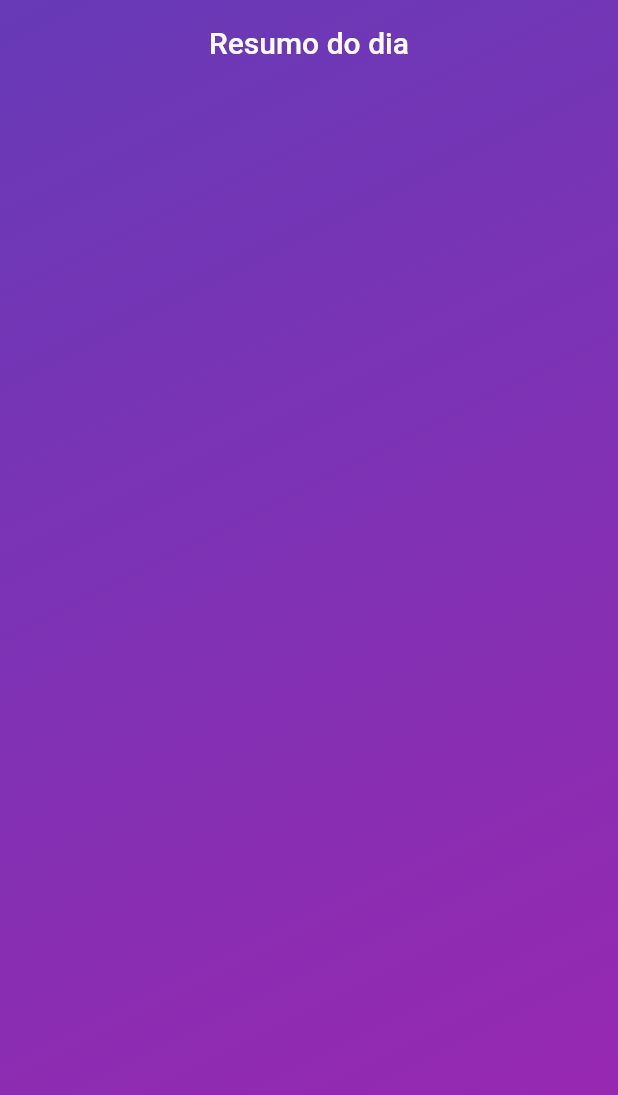
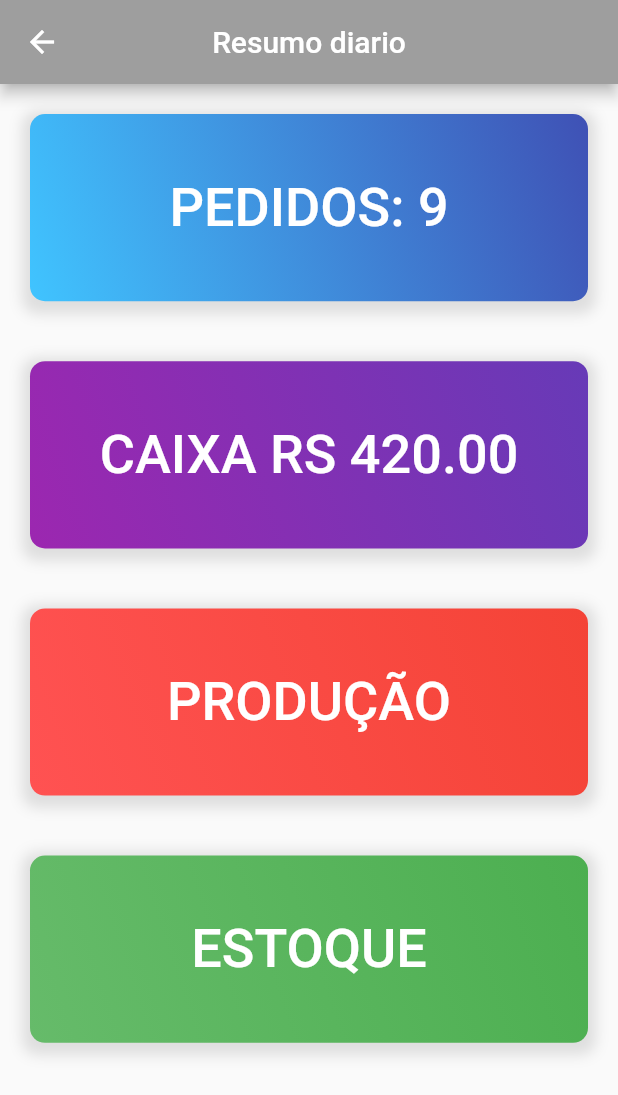
Before and after one commit to KvnBarrios/erp_barriosdelivery, a Flutter app: the HomeScreen screen opened directly, on a phone screen of 412 x 824 dp. Shown: the top 1095 px of the screen. Run offline on Flutter 3.47's test engine with Material 2 defaults, Android fonts, the phone set to English and light mode, and no system bars.

Commit message:
Layout feio

```diff
--- a/lib/screens/home_screen.dart
+++ b/lib/screens/home_screen.dart
@@ -3,38 +3,128 @@ import 'package:flutter/material.dart';
 class HomeScreen extends StatelessWidget {
   @override
   Widget build(BuildContext context) {
+    return Scaffold(
+      appBar: AppBar(
+    title: const Text('Resumo diario'),
+        backgroundColor: Colors.grey,
+        centerTitle: true,
+    ),
+    body: GridView.count(
+    // Create a grid with 2 columns. If you change the scrollDirection to
+    // horizontal, this produces 2 rows.
+    crossAxisCount: 1,
+    crossAxisSpacing: 0,
+    padding: EdgeInsets.only(bottom: 90),
+    childAspectRatio: 2.5,
 
-    Widget _buildBodyBack() => Container(
+    // Generate 100 widgets that display their index in the List.
+    children: <Widget>[
+      Container(
+        margin: EdgeInsets.only(top: 20, bottom: 20, left: 20, right: 20),
         decoration: BoxDecoration(
           gradient: LinearGradient(
-          colors:[
-            Colors.deepPurple,
-            Colors.purple
+              begin: Alignment.topRight,
+              end: Alignment.bottomLeft,
+              colors: [Colors.indigo, Colors.lightBlueAccent]),
+            shape: BoxShape.rectangle,
+            borderRadius: BorderRadius.only(
+                topLeft: Radius.circular(10.0),
+                topRight: Radius.circular(10.0),
+                bottomLeft: Radius.circular(10.0),
+                bottomRight: Radius.circular(10.0)
+            ),
+          boxShadow: [
+            BoxShadow(
+              color: Colors.grey.withOpacity(0.3),
+              spreadRadius: 5,
+              blurRadius: 7,
+              offset: Offset(0, 3), // changes position of shadow
+            ),
           ],
-          begin: Alignment.topLeft,
-          end: Alignment.bottomRight
-        )
         ),
-    );
-    return Stack(
-      children: <Widget>[
-        _buildBodyBack(),
-        CustomScrollView(
-          slivers: <Widget>[
-            SliverAppBar(
-              floating: true,
-              snap: true,
-              backgroundColor: Colors.transparent,
-              elevation: 0.0,
-              flexibleSpace: FlexibleSpaceBar(
-                title: Text("Resumo do dia"),
-                centerTitle: true,
+        child: SizedBox(child: FlatButton(child: Text("PEDIDOS: 9", style: TextStyle(fontSize: 36,color: Colors.white),), onPressed: () {
+        },)),
       ),
+      Container(
+        margin: EdgeInsets.only(top: 20, bottom: 20, left: 20, right: 20),
+        decoration: BoxDecoration(
+            gradient: LinearGradient(
+            begin: Alignment.topRight,
+            end: Alignment.bottomLeft,
+            colors: [Colors.deepPurple, Colors.purple]),
+            shape: BoxShape.rectangle,
+            borderRadius: BorderRadius.only(
+                topLeft: Radius.circular(10.0),
+                topRight: Radius.circular(10.0),
+                bottomLeft: Radius.circular(10.0),
+                bottomRight: Radius.circular(10.0)
+            ),
+          boxShadow: [
+            BoxShadow(
+              color: Colors.grey.withOpacity(0.3),
+              spreadRadius: 5,
+              blurRadius: 7,
+              offset: Offset(0, 3), // changes position of shadow
+            ),
+          ],
+        ),
+        child: SizedBox(child: FlatButton(child: Text("CAIXA RS 420.00", style: TextStyle(fontSize: 36,color: Colors.white),), onPressed: () {
+        },)),
+      ),
+      Container(
+        margin: EdgeInsets.only(top: 20, bottom: 20, left: 20, right: 20),
+        decoration: BoxDecoration(
+          gradient: LinearGradient(
+              begin: Alignment.topRight,
+              end: Alignment.bottomLeft,
+              colors: [Colors.red, Colors.redAccent]),
+            shape: BoxShape.rectangle,
+            borderRadius: BorderRadius.only(
+                topLeft: Radius.circular(10.0),
+                topRight: Radius.circular(10.0),
+                bottomLeft: Radius.circular(10.0),
+                bottomRight: Radius.circular(10.0)
+            ),
+          boxShadow: [
+            BoxShadow(
+              color: Colors.grey.withOpacity(0.3),
+              spreadRadius: 5,
+              blurRadius: 7,
+              offset: Offset(0, 3), // changes position of shadow
+            ),
+          ],
+        ),
+        child: SizedBox(child: FlatButton(child: Text("PRODUÇÃO", style: TextStyle(fontSize: 36,color: Colors.white),), onPressed: () {
+        },)),
+      ),
+      Container(
+        margin: EdgeInsets.only(top: 20, bottom: 20, left: 20, right: 20),
+        decoration: BoxDecoration(
+          gradient: LinearGradient(
+              begin: Alignment.topRight,
+              end: Alignment.bottomLeft,
+              colors: [Colors.green, Colors.green[400]]),
+            shape: BoxShape.rectangle,
+            borderRadius: BorderRadius.only(
+                topLeft: Radius.circular(10.0),
+                topRight: Radius.circular(10.0),
+                bottomLeft: Radius.circular(10.0),
+                bottomRight: Radius.circular(10.0)
+            ),
+          boxShadow: [
+            BoxShadow(
+              color: Colors.grey.withOpacity(0.3),
+              spreadRadius: 5,
+              blurRadius: 7,
+              offset: Offset(0, 3), // changes position of shadow
+            ),
+          ],
+        ),
+        child: SizedBox(child: FlatButton(child: Text("ESTOQUE", style: TextStyle(fontSize: 36,color: Colors.white),), onPressed: () {
+        },)),
       )
     ],
     )
-      ],
     );
-
  }
 }
```
Lines whose indentation alone changed are shown as unchanged.
